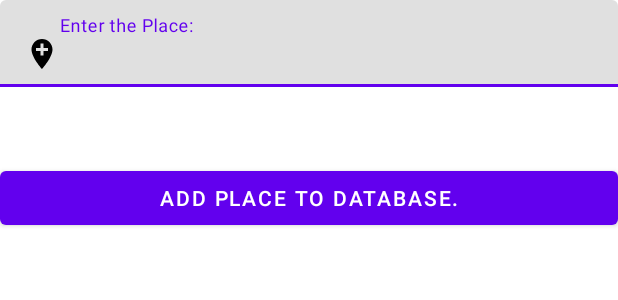
After one commit to Stormbreaker0811/RemindMeMaps, an Android app: the layout popup_maps_fragment.xml on its own in the app's theme, with its tools: preview values and no code run, on a phone screen of 412 x 824 dp. The commit adds this screen. Shown: the top 300 px of the screen. Run offline under Robolectric (Android 15) with nearby library versions, the phone set to English and light mode, and no system bars.

Commit message:
tried to add maps integration

```diff
--- a/app/build.gradle
+++ b/app/build.gradle
@@ -28,6 +28,9 @@ android {
         sourceCompatibility JavaVersion.VERSION_1_8
         targetCompatibility JavaVersion.VERSION_1_8
     }
+    buildFeatures {
+        viewBinding true
+    }
 }
 
 dependencies {
@@ -38,8 +41,11 @@ dependencies {
     implementation 'com.google.firebase:firebase-firestore:24.4.4'
     implementation 'androidx.navigation:navigation-fragment:2.5.3'
     implementation 'com.google.firebase:firebase-auth:21.0.3'
+    implementation 'com.google.firebase:firebase-database:20.0.4'
+    implementation 'com.google.android.gms:play-services-auth:20.4.1'
     def lottieVersion = "3.4.0"
     implementation "com.airbnb.android:lottie:$lottieVersion"
+    implementation 'io.radar:sdk:3.5.+'
     implementation 'androidx.navigation:navigation-ui:2.5.3'
     implementation 'com.google.android.gms:play-services-maps:18.1.0'
     testImplementation 'junit:junit:4.13.2'
--- /dev/null
+++ b/app/src/main/res/drawable/baseline_add_location_24.xml
@@ -0,0 +1,5 @@
+<vector android:height="24dp" android:tint="#000000"
+    android:viewportHeight="24" android:viewportWidth="24"
+    android:width="24dp" xmlns:android="http://schemas.android.com/apk/res/android">
+    <path android:fillColor="@android:color/white" android:pathData="M12,2C8.14,2 5,5.14 5,9c0,5.25 7,13 7,13s7,-7.75 7,-13c0,-3.86 -3.14,-7 -7,-7zM16,10h-3v3h-2v-3L8,10L8,8h3L11,5h2v3h3v2z"/>
+</vector>
--- /dev/null
+++ b/app/src/main/res/layout/popup_maps_fragment.xml
@@ -0,0 +1,29 @@
+<?xml version="1.0" encoding="utf-8"?>
+<LinearLayout xmlns:android="http://schemas.android.com/apk/res/android"
+    xmlns:tools="http://schemas.android.com/tools"
+    android:layout_width="match_parent"
+    android:orientation="vertical"
+    android:layout_height="match_parent">
+
+    <com.google.android.material.textfield.TextInputLayout
+        android:layout_width="match_parent"
+        android:layout_height="wrap_content"
+        android:id="@+id/place_name">
+        <com.google.android.material.textfield.TextInputEditText
+            android:layout_width="match_parent"
+            android:layout_height="wrap_content"
+            android:hint="Enter the Place:"
+            android:drawableLeft="@drawable/baseline_add_location_24" />
+    </com.google.android.material.textfield.TextInputLayout>
+
+
+
+    <Button
+        android:layout_width="match_parent"
+        android:layout_marginTop="50dp"
+        android:layout_height="wrap_content"
+        android:text="Add Place to database."
+        android:id="@+id/app_place"/>
+
+
+</LinearLayout>
--- a/app/src/main/res/values/strings.xml
+++ b/app/src/main/res/values/strings.xml
@@ -2,4 +2,6 @@
     <string name="app_name">RemindMeMaps</string>
     <!-- TODO: Remove or change this placeholder text -->
     <string name="hello_blank_fragment">Hello blank fragment</string>
+    <string name="title_activity_maps">MapsActivity</string>
+    <string name="android_google_client_id">538762051603-khsnmro95taq09pfr7krimmv6f9ih7at.apps.googleusercontent.com</string>
 </resources>
```
Also changed, not shown: app/src/main/AndroidManifest.xml (+4 -4 lines), app/src/main/java/com/example/remindmemaps/EmailConfigActivity.java (deleted, +0 -29 lines), app/src/main/java/com/example/remindmemaps/LocationAccess.java (+24 -3 lines), app/src/main/java/com/example/remindmemaps/MapsFragment.java (added, +100 -0 lines), app/src/main/java/com/example/remindmemaps/RegisterActivity.java (+18 -9 lines), app/src/main/java/com/example/remindmemaps/ReminderFragment.java (+23 -20 lines), app/src/main/res/layout/activity_email_config.xml (deleted, +0 -20 lines), app/src/main/res/layout/activity_register.xml (+20 -0 lines), app/src/main/res/layout/fragment_maps.xml (added, +8 -0 lines), app/src/main/res/layout/fragment_reminder.xml (+45 -13 lines).
